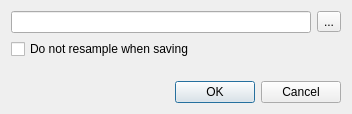
Qt form freeview/DialogSaveVolume.ui (neurodebian/freesurfer) before a commit.
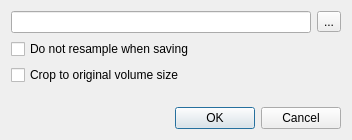
The same form after that commit. Icons and pictures are not drawn.

Diff of the .ui file:
```diff
--- a/freeview/DialogSaveVolume.ui
+++ b/freeview/DialogSaveVolume.ui
@@ -6,8 +6,8 @@
    <rect>
     <x>0</x>
     <y>0</y>
-    <width>400</width>
-    <height>133</height>
+    <width>401</width>
+    <height>163</height>
    </rect>
   </property>
   <property name="windowTitle">
@@ -49,6 +49,13 @@
      </property>
     </widget>
    </item>
+   <item>
+    <widget class="QCheckBox" name="checkBoxCrop">
+     <property name="text">
+      <string>Crop to original volume size</string>
+     </property>
+    </widget>
+   </item>
    <item>
     <spacer name="verticalSpacer">
      <property name="orientation">
```
Left out of the diff: 30 changed lines with no effect on the pictures.
